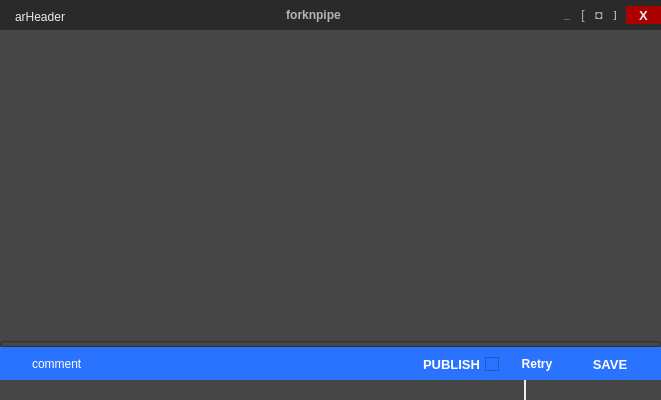
Above: software/utilities/ui/arHeader.ui from alexanderrichtertd/plex before the change. Below: the same form after it.
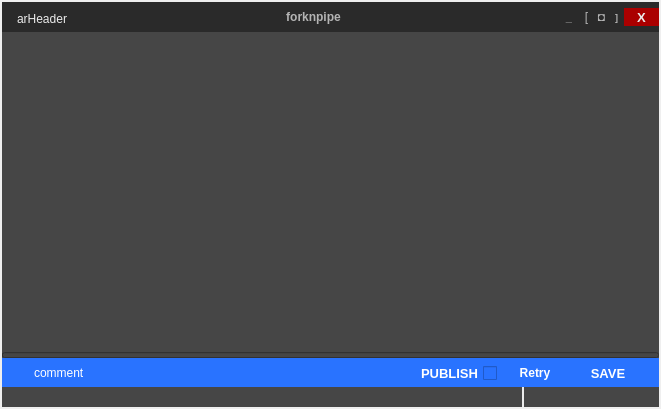
That is the form after the change. Icons and pictures are not drawn.

Diff of the .ui file:
```diff
--- a/software/utilities/ui/arHeader.ui
+++ b/software/utilities/ui/arHeader.ui
@@ -1,13 +1,13 @@
 <?xml version="1.0" encoding="UTF-8"?>
 <ui version="4.0">
- <class>Form</class>
- <widget class="QWidget" name="Form">
+ <class>wgResize</class>
+ <widget class="QWidget" name="wgResize">
   <property name="geometry">
    <rect>
     <x>0</x>
     <y>0</y>
     <width>661</width>
-    <height>400</height>
+    <height>409</height>
    </rect>
   </property>
   <property name="minimumSize">
@@ -29,11 +29,18 @@
    <iconset resource="../../../img/img.qrc">
     <normaloff>:/btn/btn/btnProject48.png</normaloff>:/btn/btn/btnProject48.png</iconset>
   </property>
+  <layout class="QVBoxLayout" name="verticalLayout_5">
+   <property name="spacing">
+    <number>0</number>
+   </property>
+   <property name="margin">
+    <number>2</number>
+   </property>
+   <item>
+    <widget class="QWidget" name="wg" native="true">
   <property name="styleSheet">
    <string notr="true">QWidget{
 	background-color: rgb(70, 70, 70);
-	
-	
 	selection-background-color: rgb(1, 79, 131);
 	color: rgb(235, 235, 235);
 }
@@ -42,7 +49,11 @@
 	border:0px;
 }
 
-QPushButton:pressed{ border: 0px solid green;  }
+QPushButton:hover {background-color: rgb(55, 90, 126); }
+
+QPushButton:pressed{ 
+	 border: 0px solid green;
+}
 
 QToolTip { 
 	background-color: rgb(52, 52, 52);
@@ -50,7 +61,7 @@
 	border: black solid 1px;
 }</string>
   </property>
-  <layout class="QVBoxLayout" name="verticalLayout_5">
+     <layout class="QVBoxLayout" name="verticalLayout_2">
    <property name="spacing">
     <number>0</number>
    </property>
@@ -181,10 +192,10 @@
        </spacer>
       </item>
       <item>
-       <widget class="QWidget" name="widget" native="true">
+          <widget class="QWidget" name="wgHeaderBtn" native="true">
         <layout class="QHBoxLayout" name="horizontalLayout_13">
          <property name="spacing">
-          <number>6</number>
+             <number>0</number>
          </property>
          <property name="margin">
           <number>0</number>
@@ -193,8 +204,8 @@
           <widget class="QPushButton" name="btnMinimize">
            <property name="minimumSize">
             <size>
-             <width>10</width>
-             <height>0</height>
+                <width>20</width>
+                <height>20</height>
             </size>
            </property>
            <property name="font">
@@ -222,8 +233,8 @@
           <widget class="QPushButton" name="btnLayoutL">
            <property name="minimumSize">
             <size>
-             <width>10</width>
-             <height>0</height>
+                <width>15</width>
+                <height>20</height>
             </size>
            </property>
            <property name="toolTip">
@@ -244,8 +255,8 @@
           <widget class="QPushButton" name="btnMaximize">
            <property name="minimumSize">
             <size>
-             <width>10</width>
-             <height>0</height>
+                <width>15</width>
+                <height>20</height>
             </size>
            </property>
            <property name="toolTip">
@@ -266,8 +277,8 @@
           <widget class="QPushButton" name="btnLayoutR">
            <property name="minimumSize">
             <size>
-             <width>10</width>
-             <height>0</height>
+                <width>15</width>
+                <height>20</height>
             </size>
            </property>
            <property name="font">
@@ -377,8 +388,14 @@
       </property>
       <item>
        <layout class="QHBoxLayout" name="horizontalLayout_3">
+           <property name="spacing">
+            <number>6</number>
+           </property>
+           <property name="topMargin">
+            <number>4</number>
+           </property>
         <property name="rightMargin">
-         <number>44</number>
+            <number>43</number>
         </property>
         <property name="bottomMargin">
          <number>0</number>
@@ -441,8 +458,23 @@
          </size>
         </property>
         <property name="styleSheet">
-         <string notr="true">background-color: rgb(41, 115, 255);
-color: rgb(255, 255, 255);</string>
+            <string notr="true">QWidget{
+	background-color: rgb(41, 115, 255);
+	color: rgb(255, 255, 255);
+}
+
+QPushButton { 
+	border:0px;
+}
+
+QPushButton:hover {
+	background-color: rgb(61, 135, 255);
+}
+
+QPushButton:pressed{ 
+	 border: 0px solid green;
+	 background-color: rgb(52, 158, 158);
+}</string>
         </property>
         <layout class="QHBoxLayout" name="horizontalLayout_2">
          <property name="spacing">
@@ -862,6 +894,9 @@
         <property name="flat">
          <bool>true</bool>
         </property>
+          </widget>
+         </item>
+        </layout>
        </widget>
       </item>
      </layout>
```
Lines whose indentation alone changed are shown as unchanged.
